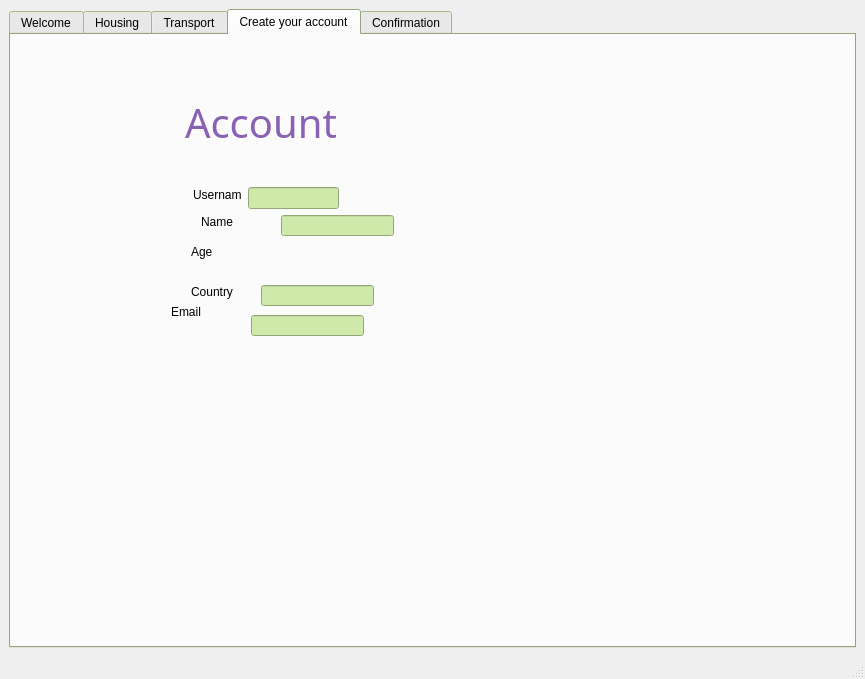
Above: C201_NewBeginnings/newBeginnings/mainwindow.ui from cgneo/CarbonTracker before the change. Below: the same form after it.
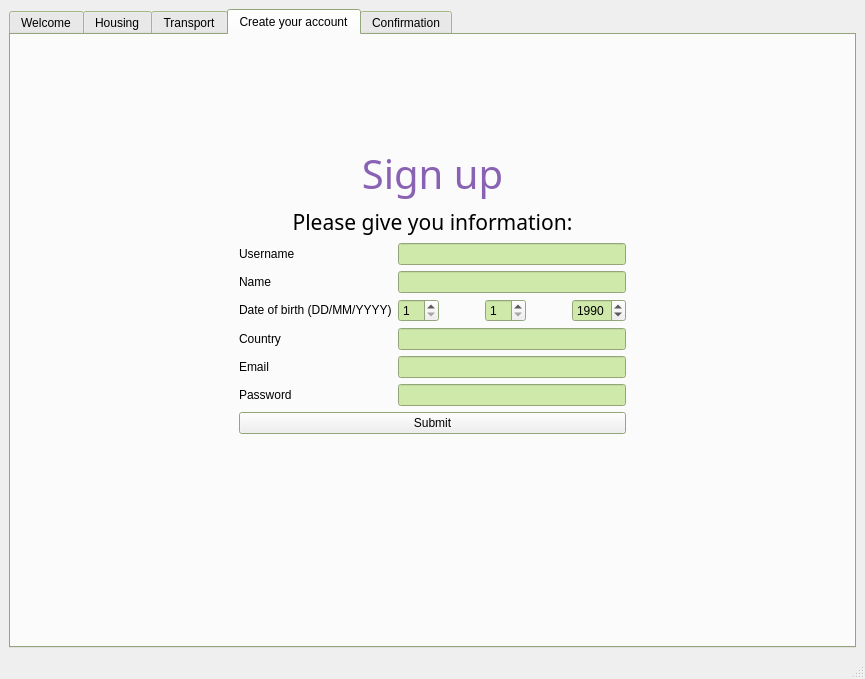
That is the form after the change. The open tabs and pages were chosen to show the change.

Commit message: Account registration layout

```diff
--- a/C201_NewBeginnings/newBeginnings/mainwindow.ui
+++ b/C201_NewBeginnings/newBeginnings/mainwindow.ui
@@ -935,133 +935,301 @@
        <attribute name="title">
         <string>Create your account</string>
        </attribute>
-       <widget class="QLabel" name="label_27">
-        <property name="geometry">
-         <rect>
-          <x>150</x>
-          <y>60</y>
-          <width>200</width>
-          <height>49</height>
-         </rect>
-        </property>
-        <property name="font">
-         <font>
-          <family>Gill Sans</family>
-          <pointsize>30</pointsize>
-         </font>
-        </property>
-        <property name="text">
-         <string>&lt;html&gt;&lt;head/&gt;&lt;body&gt;&lt;p align=&quot;center&quot;&gt;&lt;span style=&quot; color:#8962b4;&quot;&gt;Account&lt;/span&gt;&lt;/p&gt;&lt;/body&gt;&lt;/html&gt;</string>
-        </property>
-        <property name="textFormat">
-         <enum>Qt::AutoText</enum>
-        </property>
-       </widget>
-       <widget class="QLabel" name="label_2">
-        <property name="geometry">
-         <rect>
-          <x>182</x>
-          <y>152</y>
-          <width>49</width>
-          <height>16</height>
-         </rect>
-        </property>
-        <property name="text">
-         <string>Username</string>
-        </property>
-       </widget>
-       <widget class="QLineEdit" name="lineEdit_2">
-        <property name="geometry">
-         <rect>
-          <x>270</x>
-          <y>180</y>
-          <width>113</width>
-          <height>21</height>
-         </rect>
-        </property>
-       </widget>
-       <widget class="QLineEdit" name="lineEdit_4">
-        <property name="geometry">
-         <rect>
-          <x>250</x>
-          <y>250</y>
-          <width>113</width>
-          <height>21</height>
-         </rect>
-        </property>
-       </widget>
-       <widget class="QLineEdit" name="lineEdit_5">
-        <property name="geometry">
-         <rect>
-          <x>240</x>
-          <y>280</y>
-          <width>113</width>
-          <height>21</height>
-         </rect>
-        </property>
-       </widget>
-       <widget class="QLabel" name="label_3">
-        <property name="geometry">
-         <rect>
-          <x>190</x>
-          <y>180</y>
-          <width>47</width>
-          <height>14</height>
-         </rect>
-        </property>
-        <property name="text">
-         <string>Name</string>
-        </property>
-       </widget>
-       <widget class="QLabel" name="label_4">
-        <property name="geometry">
-         <rect>
-          <x>180</x>
-          <y>210</y>
-          <width>47</width>
-          <height>14</height>
-         </rect>
-        </property>
-        <property name="text">
-         <string>Age</string>
-        </property>
-       </widget>
-       <widget class="QLabel" name="label_7">
-        <property name="geometry">
-         <rect>
-          <x>180</x>
-          <y>250</y>
-          <width>47</width>
-          <height>14</height>
-         </rect>
-        </property>
-        <property name="text">
-         <string>Country</string>
-        </property>
-       </widget>
-       <widget class="QLabel" name="label_8">
-        <property name="geometry">
-         <rect>
-          <x>160</x>
-          <y>270</y>
-          <width>47</width>
-          <height>14</height>
-         </rect>
-        </property>
-        <property name="text">
-         <string>Email</string>
-        </property>
-       </widget>
-       <widget class="QLineEdit" name="lineEdit">
-        <property name="geometry">
-         <rect>
-          <x>237</x>
-          <y>152</y>
-          <width>91</width>
-          <height>22</height>
-         </rect>
-        </property>
-       </widget>
+       <layout class="QGridLayout" name="gridLayout_12">
+        <item row="0" column="0">
+         <layout class="QVBoxLayout" name="verticalLayout_19">
+          <item>
+           <spacer name="verticalSpacer_13">
+            <property name="orientation">
+             <enum>Qt::Vertical</enum>
+            </property>
+            <property name="sizeHint" stdset="0">
+             <size>
+              <width>20</width>
+              <height>40</height>
+             </size>
+            </property>
+           </spacer>
+          </item>
+          <item>
+           <layout class="QHBoxLayout" name="horizontalLayout_11">
+            <item>
+             <spacer name="horizontalSpacer_14">
+              <property name="orientation">
+               <enum>Qt::Horizontal</enum>
+              </property>
+              <property name="sizeHint" stdset="0">
+               <size>
+                <width>40</width>
+                <height>20</height>
+               </size>
+              </property>
+             </spacer>
+            </item>
+            <item>
+             <layout class="QVBoxLayout" name="verticalLayout_18">
+              <item>
+               <widget class="QLabel" name="label_27">
+                <property name="font">
+                 <font>
+                  <family>Gill Sans</family>
+                  <pointsize>30</pointsize>
+                 </font>
+                </property>
+                <property name="text">
+                 <string>&lt;html&gt;&lt;head/&gt;&lt;body&gt;&lt;p align=&quot;center&quot;&gt;&lt;span style=&quot; color:#8962b4;&quot;&gt;Sign up&lt;/span&gt;&lt;/p&gt;&lt;/body&gt;&lt;/html&gt;</string>
+                </property>
+                <property name="textFormat">
+                 <enum>Qt::AutoText</enum>
+                </property>
+               </widget>
+              </item>
+              <item>
+               <widget class="QLabel" name="label_28">
+                <property name="font">
+                 <font>
+                  <family>Gill Sans</family>
+                  <pointsize>16</pointsize>
+                 </font>
+                </property>
+                <property name="text">
+                 <string>&lt;html&gt;&lt;head/&gt;&lt;body&gt;&lt;p align=&quot;center&quot;&gt;Please give you information:&lt;/p&gt;&lt;/body&gt;&lt;/html&gt;</string>
+                </property>
+                <property name="textFormat">
+                 <enum>Qt::RichText</enum>
+                </property>
+               </widget>
+              </item>
+              <item>
+               <layout class="QHBoxLayout" name="horizontalLayout_10">
+                <item>
+                 <spacer name="horizontalSpacer_12">
+                  <property name="orientation">
+                   <enum>Qt::Horizontal</enum>
+                  </property>
+                  <property name="sizeHint" stdset="0">
+                   <size>
+                    <width>40</width>
+                    <height>20</height>
+                   </size>
+                  </property>
+                 </spacer>
+                </item>
+                <item>
+                 <layout class="QVBoxLayout" name="verticalLayout_17">
+                  <item>
+                   <layout class="QHBoxLayout" name="horizontalLayout_9">
+                    <item>
+                     <layout class="QVBoxLayout" name="verticalLayout_16">
+                      <item>
+                       <widget class="QLabel" name="label_2">
+                        <property name="text">
+                         <string>Username</string>
+                        </property>
+                       </widget>
+                      </item>
+                      <item>
+                       <widget class="QLabel" name="label_3">
+                        <property name="text">
+                         <string>Name</string>
+                        </property>
+                       </widget>
+                      </item>
+                      <item>
+                       <widget class="QLabel" name="label_10">
+                        <property name="text">
+                         <string>Date of birth (DD/MM/YYYY)</string>
+                        </property>
+                       </widget>
+                      </item>
+                      <item>
+                       <widget class="QLabel" name="label_7">
+                        <property name="text">
+                         <string>Country</string>
+                        </property>
+                       </widget>
+                      </item>
+                      <item>
+                       <widget class="QLabel" name="label_8">
+                        <property name="text">
+                         <string>Email</string>
+                        </property>
+                       </widget>
+                      </item>
+                      <item>
+                       <widget class="QLabel" name="label_9">
+                        <property name="text">
+                         <string>Password</string>
+                        </property>
+                       </widget>
+                      </item>
+                     </layout>
+                    </item>
+                    <item>
+                     <layout class="QVBoxLayout" name="verticalLayout_15">
+                      <item>
+                       <widget class="QLineEdit" name="lineEdit">
+                        <property name="minimumSize">
+                         <size>
+                          <width>150</width>
+                          <height>0</height>
+                         </size>
+                        </property>
+                       </widget>
+                      </item>
+                      <item>
+                       <widget class="QLineEdit" name="lineEdit_2"/>
+                      </item>
+                      <item>
+                       <layout class="QHBoxLayout" name="horizontalLayout_8">
+                        <item>
+                         <widget class="QSpinBox" name="spinBox_2">
+                          <property name="minimum">
+                           <number>1</number>
+                          </property>
+                          <property name="maximum">
+                           <number>31</number>
+                          </property>
+                         </widget>
+                        </item>
+                        <item>
+                         <spacer name="horizontalSpacer_16">
+                          <property name="orientation">
+                           <enum>Qt::Horizontal</enum>
+                          </property>
+                          <property name="sizeHint" stdset="0">
+                           <size>
+                            <width>40</width>
+                            <height>20</height>
+                           </size>
+                          </property>
+                         </spacer>
+                        </item>
+                        <item>
+                         <widget class="QSpinBox" name="spinBox_3">
+                          <property name="minimum">
+                           <number>1</number>
+                          </property>
+                          <property name="maximum">
+                           <number>12</number>
+                          </property>
+                         </widget>
+                        </item>
+                        <item>
+                         <spacer name="horizontalSpacer_11">
+                          <property name="orientation">
+                           <enum>Qt::Horizontal</enum>
+                          </property>
+                          <property name="sizeHint" stdset="0">
+                           <size>
+                            <width>40</width>
+                            <height>20</height>
+                           </size>
+                          </property>
+                         </spacer>
+                        </item>
+                        <item>
+                         <widget class="QSpinBox" name="spinBox">
+                          <property name="minimum">
+                           <number>1000</number>
+                          </property>
+                          <property name="maximum">
+                           <number>2021</number>
+                          </property>
+                          <property name="value">
+                           <number>1990</number>
+                          </property>
+                         </widget>
+                        </item>
+                       </layout>
+                      </item>
+                      <item>
+                       <widget class="QLineEdit" name="lineEdit_4"/>
+                      </item>
+                      <item>
+                       <widget class="QLineEdit" name="lineEdit_5"/>
+                      </item>
+                      <item>
+                       <widget class="QLineEdit" name="lineEdit_3">
+                        <property name="echoMode">
+                         <enum>QLineEdit::Password</enum>
+                        </property>
+                       </widget>
+                      </item>
+                     </layout>
+                    </item>
+                   </layout>
+                  </item>
+                  <item>
+                   <widget class="QPushButton" name="buttonAccount">
+                    <property name="text">
+                     <string>Submit</string>
+                    </property>
+                   </widget>
+                  </item>
+                 </layout>
+                </item>
+                <item>
+                 <spacer name="horizontalSpacer_13">
+                  <property name="orientation">
+                   <enum>Qt::Horizontal</enum>
+                  </property>
+                  <property name="sizeHint" stdset="0">
+                   <size>
+                    <width>40</width>
+                    <height>20</height>
+                   </size>
+                  </property>
+                 </spacer>
+                </item>
+               </layout>
+              </item>
+             </layout>
+            </item>
+            <item>
+             <spacer name="horizontalSpacer_15">
+              <property name="orientation">
+               <enum>Qt::Horizontal</enum>
+              </property>
+              <property name="sizeHint" stdset="0">
+               <size>
+                <width>40</width>
+                <height>20</height>
+               </size>
+              </property>
+             </spacer>
+            </item>
+           </layout>
+          </item>
+          <item>
+           <spacer name="verticalSpacer_14">
+            <property name="orientation">
+             <enum>Qt::Vertical</enum>
+            </property>
+            <property name="sizeHint" stdset="0">
+             <size>
+              <width>20</width>
+              <height>40</height>
+             </size>
+            </property>
+           </spacer>
+          </item>
+          <item>
+           <spacer name="verticalSpacer_15">
+            <property name="orientation">
+             <enum>Qt::Vertical</enum>
+            </property>
+            <property name="sizeHint" stdset="0">
+             <size>
+              <width>20</width>
+              <height>40</height>
+             </size>
+            </property>
+           </spacer>
+          </item>
+         </layout>
+        </item>
+       </layout>
       </widget>
       <widget class="QWidget" name="tab_4">
        <attribute name="title">
```
Left out of the diff: 2 changed lines with no effect on the pictures. The commit also changes 2 other files.
